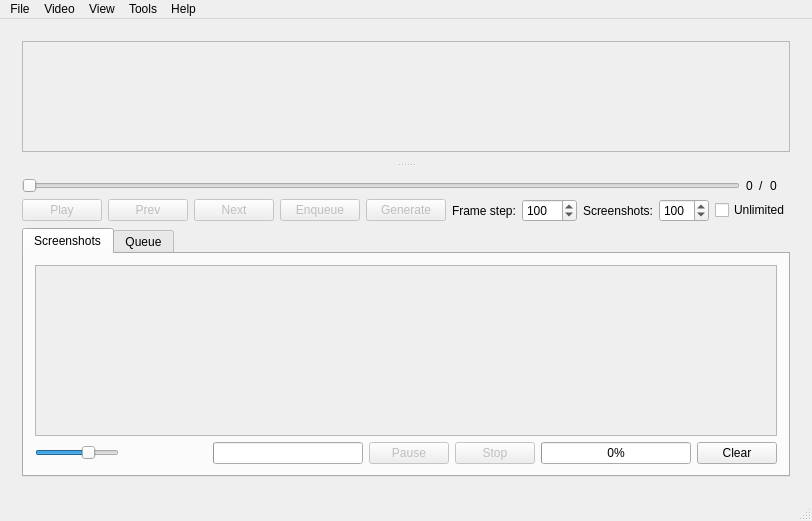
This is mainwindow.ui in labyrinthofdreams/screenpicker as Qt 5 draws it before an edit. The edited form follows.
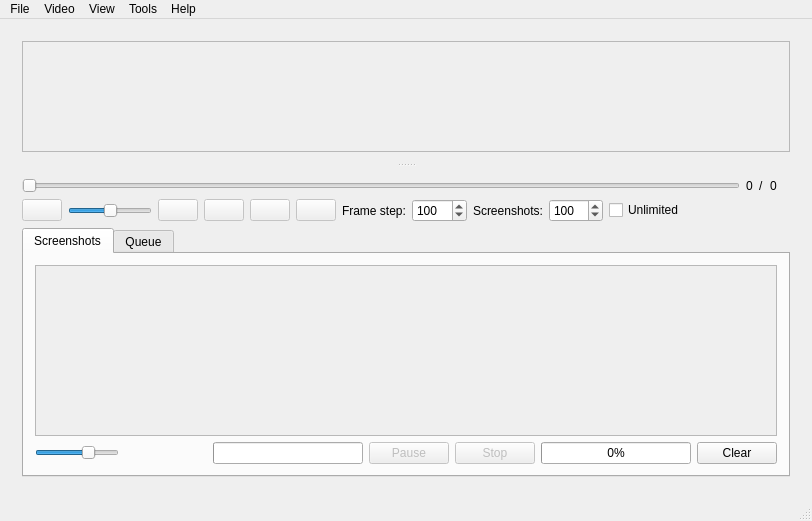
This is the edited form. Icons and pictures are not drawn. Custom widgets are drawn as their Qt base class.

Commit message: Add volume slider

Patch:
```diff
--- a/mainwindow.ui
+++ b/mainwindow.ui
@@ -155,7 +155,7 @@
              <bool>false</bool>
             </property>
             <property name="text">
-             <string>Play</string>
+             <string/>
             </property>
             <property name="icon">
              <iconset resource="resources.qrc">
@@ -163,6 +163,31 @@
             </property>
            </widget>
           </item>
+          <item>
+           <widget class="QSlider" name="volumeSlider">
+            <property name="sizePolicy">
+             <sizepolicy hsizetype="Fixed" vsizetype="Fixed">
+              <horstretch>0</horstretch>
+              <verstretch>0</verstretch>
+             </sizepolicy>
+            </property>
+            <property name="whatsThis">
+             <string>Volume</string>
+            </property>
+            <property name="maximum">
+             <number>100</number>
+            </property>
+            <property name="pageStep">
+             <number>1</number>
+            </property>
+            <property name="value">
+             <number>50</number>
+            </property>
+            <property name="orientation">
+             <enum>Qt::Horizontal</enum>
+            </property>
+           </widget>
+          </item>
           <item>
            <widget class="QPushButton" name="previousButton">
             <property name="enabled">
@@ -172,7 +197,7 @@
              <string>Previous frame</string>
             </property>
             <property name="text">
-             <string>Prev</string>
+             <string/>
             </property>
             <property name="icon">
              <iconset resource="resources.qrc">
@@ -192,7 +217,7 @@
              <string>Next frame</string>
             </property>
             <property name="text">
-             <string>Next</string>
+             <string/>
             </property>
             <property name="icon">
              <iconset resource="resources.qrc">
@@ -212,7 +237,7 @@
              <string>Enqueue current frame</string>
             </property>
             <property name="text">
-             <string>Enqueue</string>
+             <string/>
             </property>
             <property name="icon">
              <iconset resource="resources.qrc">
@@ -232,7 +257,7 @@
              <string>Generate thumbnails</string>
             </property>
             <property name="text">
-             <string>Generate</string>
+             <string/>
             </property>
             <property name="icon">
              <iconset resource="resources.qrc">
```
The commit also changes 1 other file.
